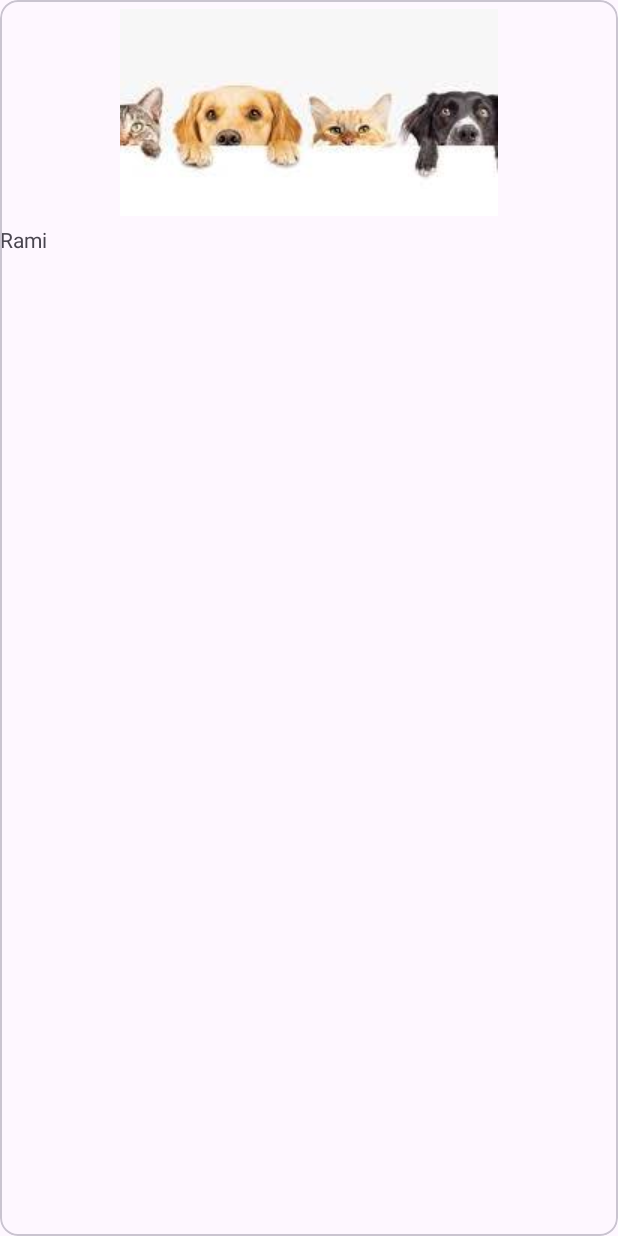
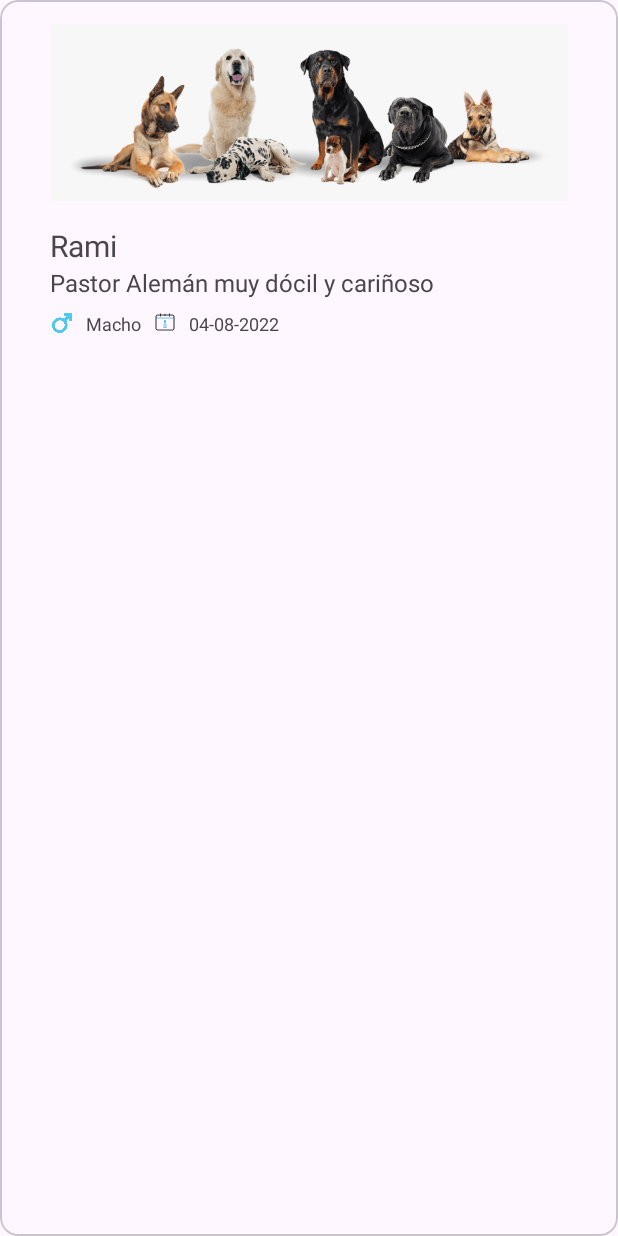
Before and after one commit to ostejere/CursoAndroid2024_v2, an Android app: the layout view_ut3_ejer11.xml on its own in the app's theme, with its tools: preview values and no code run, on a phone screen of 412 x 824 dp. Run offline under Robolectric (Android 15) with nearby library versions, the phone set to English and light mode, and no system bars.

Commit message:
UT3 - Ejercicios 1 - 11

```diff
--- a/app/src/main/res/layout/view_ut3_ejer11.xml
+++ b/app/src/main/res/layout/view_ut3_ejer11.xml
@@ -1,31 +1,79 @@
 <?xml version="1.0" encoding="utf-8"?>
-<com.google.android.material.card.MaterialCardView xmlns:android="http://schemas.android.com/apk/res/android"
+<com.google.android.material.card.MaterialCardView
+    xmlns:android="http://schemas.android.com/apk/res/android"
+    xmlns:app="http://schemas.android.com/apk/res-auto"
     xmlns:tools="http://schemas.android.com/tools"
     android:layout_width="match_parent"
-    android:layout_height="match_parent"
-    xmlns:app="http://schemas.android.com/apk/res-auto">
+    android:layout_height="match_parent">
 
-    <androidx.constraintlayout.widget.ConstraintLayout
+    <LinearLayout
         android:layout_width="match_parent"
-        android:layout_height="match_parent">
+        android:layout_height="wrap_content"
+        android:orientation="vertical"
+        android:paddingHorizontal="50px">
 
         <ImageView
             android:id="@+id/imgDogs"
             android:src="@drawable/dogs"
-            android:layout_width="wrap_content"
-            android:layout_height="150dp"
-            app:layout_constraintTop_toTopOf="parent"
-            app:layout_constraintStart_toStartOf="parent"
-            app:layout_constraintEnd_toEndOf="parent"/>
+            android:layout_width="match_parent"
+            android:layout_height="150dp" />
 
         <TextView
             android:id="@+id/text_nombre"
-            android:text="Rami"
             android:layout_width="match_parent"
             android:layout_height="wrap_content"
-            app:layout_constraintStart_toStartOf="@id/imgDogs"
-            app:layout_constraintTop_toBottomOf="@id/imgDogs"/>
+            android:text="Rami"
+            android:textSize="@dimen/size_big"/>
 
-    </androidx.constraintlayout.widget.ConstraintLayout>
+        <TextView
+            android:id="@+id/text_descripcion"
+            android:layout_width="match_parent"
+            android:layout_height="wrap_content"
+            android:text="Pastor Alemán muy dócil y cariñoso"
+            android:textSize="@dimen/size_medium"/>
+
+        <LinearLayout
+            android:layout_width="match_parent"
+            android:layout_height="wrap_content"
+            android:layout_marginTop="@dimen/small_spacing"
+            android:orientation="horizontal">
+
+            <ImageView
+                android:id="@+id/imgSex"
+                android:src="@drawable/male"
+                android:layout_width="16dp"
+                android:layout_height="16dp"
+                app:layout_constraintTop_toTopOf="parent"
+                app:layout_constraintStart_toStartOf="parent"
+                app:layout_constraintEnd_toEndOf="parent"/>
+
+            <TextView
+                android:id="@+id/text_sexo"
+                android:layout_width="wrap_content"
+                android:layout_height="wrap_content"
+                android:paddingHorizontal="@dimen/small_spacing"
+                android:text="Macho"
+                android:textSize="@dimen/size_small"/>
+
+            <ImageView
+                android:id="@+id/imgBirthdate"
+                android:src="@drawable/calendar"
+                android:layout_width="16dp"
+                android:layout_height="16dp"
+                app:layout_constraintTop_toTopOf="parent"
+                app:layout_constraintStart_toStartOf="parent"
+                app:layout_constraintEnd_toEndOf="parent"/>
+
+            <TextView
+                android:id="@+id/text_cumple"
+                android:layout_width="wrap_content"
+                android:layout_height="wrap_content"
+                android:paddingHorizontal="@dimen/small_spacing"
+                android:text="04-08-2022"
+                android:textSize="@dimen/size_small"/>
+
+        </LinearLayout>
+
+    </LinearLayout>
 
 </com.google.android.material.card.MaterialCardView>
```
Also changed, not shown: app/src/main/res/drawable/calendar.png (added), app/src/main/res/drawable/dogs.jpg (deleted), app/src/main/res/drawable/dogs.png (added), app/src/main/res/drawable/male.png (added), 1 other file.
